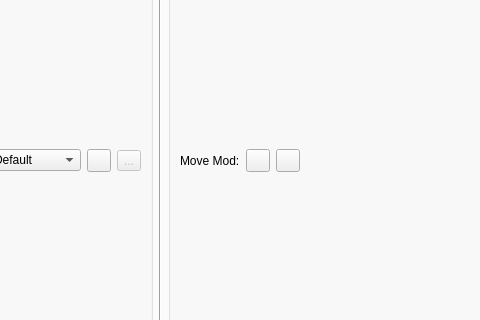
This is skymodman/qt_interface/qt_manager.ui in Kf4btg/SkyModMan as Qt 5 draws it before an edit; both pictures show x 87 to 567 and y 163 to 483 of the 800 by 600 pixel window. The edited form follows.
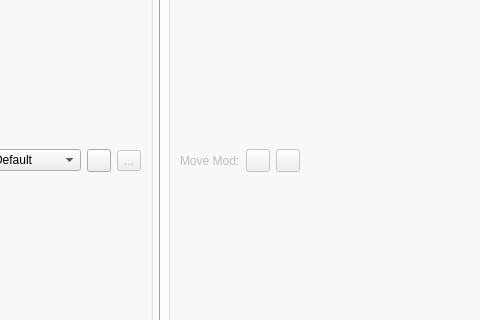
This is the edited form. Icons and pictures are not drawn.

Commit message: table selection modifies move-button states

Diff of the .ui file:
```diff
--- a/skymodman/qt_interface/qt_manager.ui
+++ b/skymodman/qt_interface/qt_manager.ui
@@ -79,6 +79,9 @@
        <layout class="QGridLayout" name="installed_mods_layout">
         <item row="0" column="3">
          <widget class="QGroupBox" name="move_mod_box">
+          <property name="enabled">
+           <bool>false</bool>
+          </property>
           <property name="title">
            <string/>
           </property>
```
Left out of the diff: 2 changed lines with no effect on the pictures. The commit also changes 3 other files.
